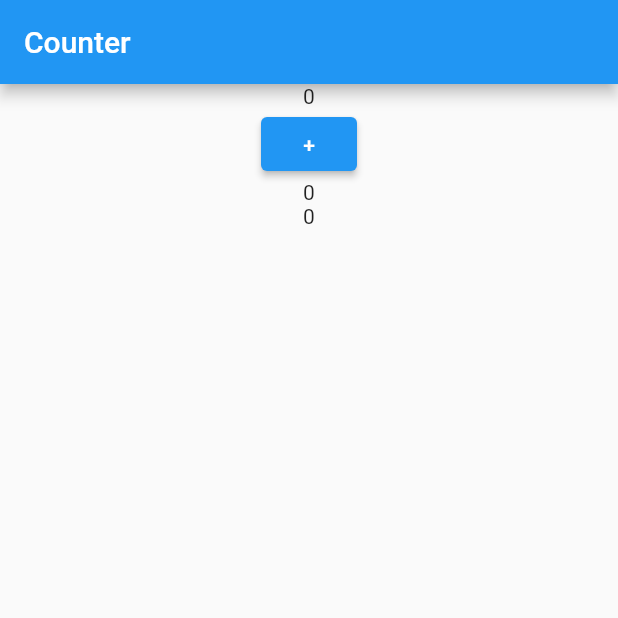
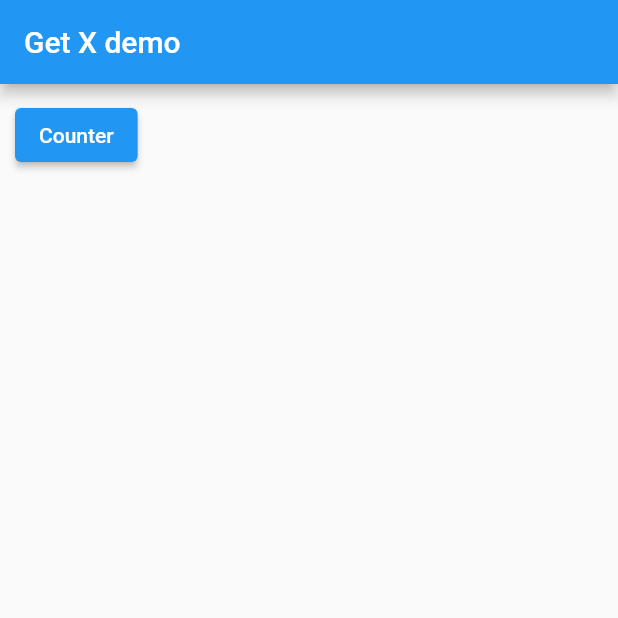
Before and after one commit to teerasej/nextflow_flutter_getx_demo, a Flutter app: the screen it shows after launch, on a phone screen of 412 x 824 dp, the top half of it. Run offline on Flutter 3.47's test engine with Material 2 defaults, Android fonts, the light colour scheme and no system bars; our stand-ins replace get.

Commit message:
create home page to be a menu

```diff
--- a/lib/main.dart
+++ b/lib/main.dart
@@ -1,6 +1,7 @@
 import 'package:flutter/material.dart';
 import 'package:get/get.dart';
 import 'package:nextflow_flutter_getx_demo/pages/counter_page/counter_page.dart';
+import 'package:nextflow_flutter_getx_demo/pages/home_page.dart';
 
 void main() {
   runApp(MyApp());
@@ -14,7 +15,7 @@ class MyApp extends StatelessWidget {
       theme: ThemeData(
         primarySwatch: Colors.blue,
       ),
-      home: CounterPage(),
+      home: HomePage(),
     );
   }
 }
--- /dev/null
+++ b/lib/pages/home_page.dart
@@ -0,0 +1,23 @@
+import 'package:flutter/material.dart';
+
+class HomePage extends StatelessWidget {
+  @override
+  Widget build(BuildContext context) {
+    return Scaffold(
+      appBar: AppBar(
+        title: Text('Get X demo'),
+      ),
+      body: Padding(
+        padding: EdgeInsets.all(10),
+        child: Column(
+          children: [
+            ElevatedButton(
+              onPressed: () {},
+              child: Text('Counter'),
+            )
+          ],
+        ),
+      ),
+    );
+  }
+}
```
